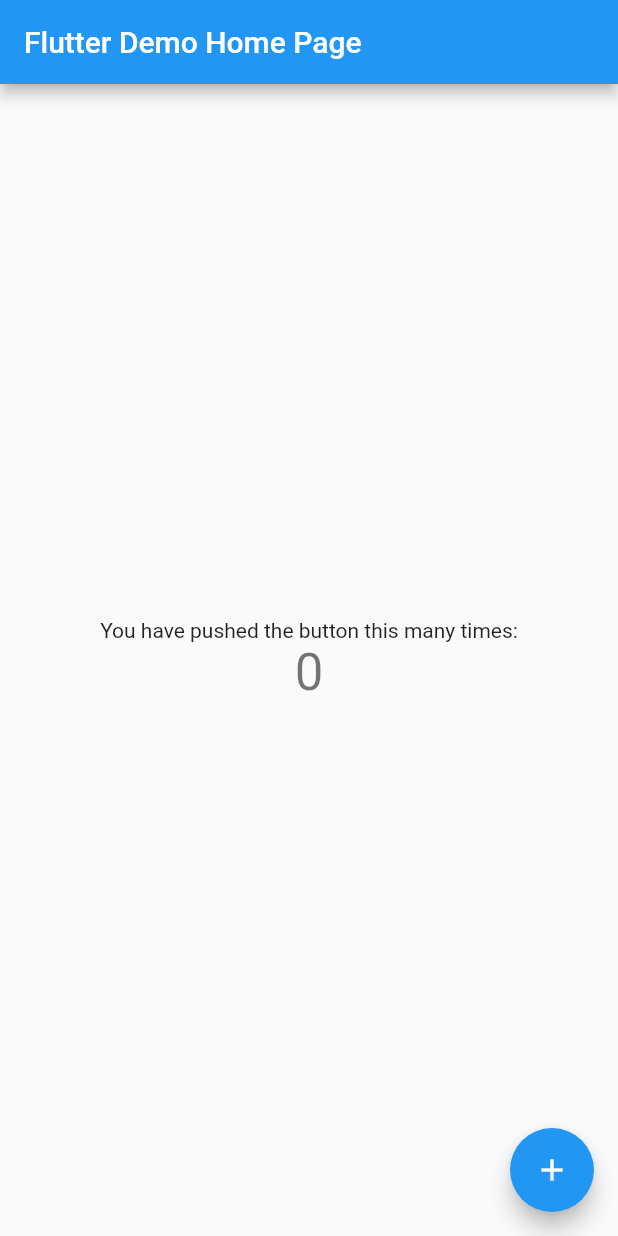
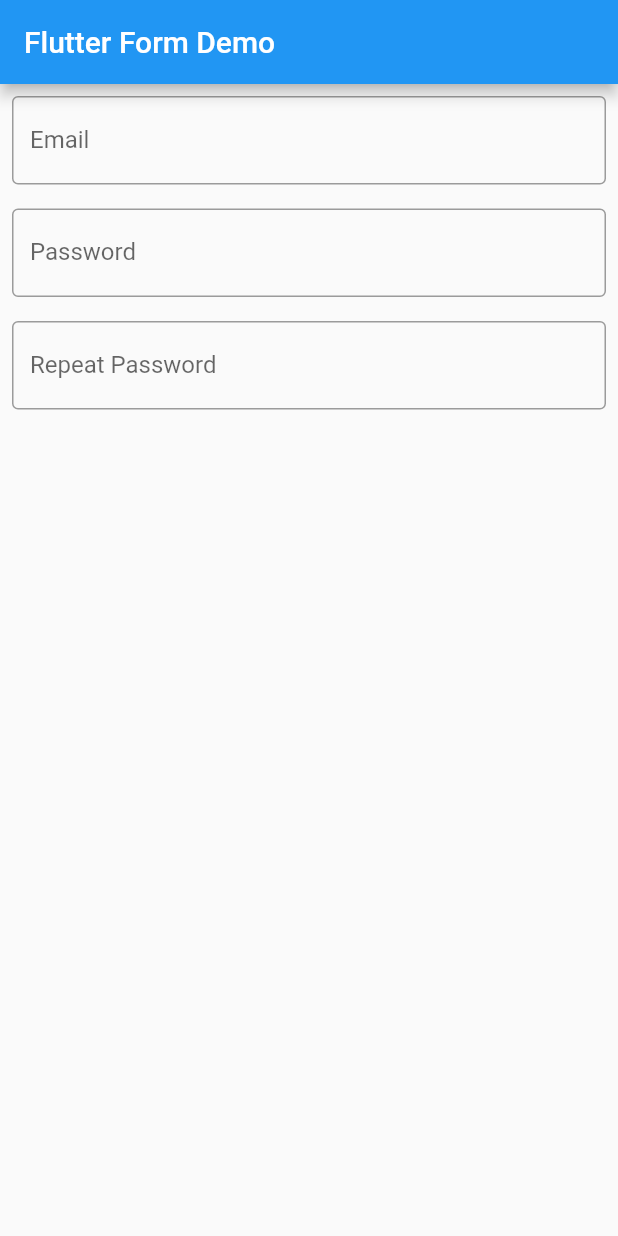
Before and after one commit to wengelef/flutterforms, a Flutter app: the screen it shows after launch, on a phone screen of 412 x 824 dp. Run offline on Flutter 3.47's test engine with Material 2 defaults, Android fonts, the phone set to English and light mode, and no system bars.

Commit message:
wip : add form fields

```diff
--- a/lib/main.dart
+++ b/lib/main.dart
@@ -3,107 +3,80 @@ import 'package:flutter/material.dart';
 void main() => runApp(new MyApp());
 
 class MyApp extends StatelessWidget {
-  // This widget is the root of your application.
   @override
   Widget build(BuildContext context) {
     return new MaterialApp(
-      title: 'Flutter Demo',
+      title: 'Flutter Form Demo',
       theme: new ThemeData(
-        // This is the theme of your application.
-        //
-        // Try running your application with "flutter run". You'll see the
-        // application has a blue toolbar. Then, without quitting the app, try
-        // changing the primarySwatch below to Colors.green and then invoke
-        // "hot reload" (press "r" in the console where you ran "flutter run",
-        // or press Run > Flutter Hot Reload in IntelliJ). Notice that the
-        // counter didn't reset back to zero; the application is not restarted.
         primarySwatch: Colors.blue,
       ),
-      home: new MyHomePage(title: 'Flutter Demo Home Page'),
+      home: new SignupForm(title: 'Flutter Form Demo'),
     );
   }
 }
 
-class MyHomePage extends StatefulWidget {
-  MyHomePage({Key key, this.title}) : super(key: key);
-
-  // This widget is the home page of your application. It is stateful, meaning
-  // that it has a State object (defined below) that contains fields that affect
-  // how it looks.
-
-  // This class is the configuration for the state. It holds the values (in this
-  // case the title) provided by the parent (in this case the App widget) and
-  // used by the build method of the State. Fields in a Widget subclass are
-  // always marked "final".
+class SignupForm extends StatefulWidget {
+  SignupForm({Key key, this.title}) : super(key: key);
 
   final String title;
 
   @override
-  _MyHomePageState createState() => new _MyHomePageState();
+  SignupPageState createState() => new SignupPageState();
 }
 
-class _MyHomePageState extends State<MyHomePage> {
-  int _counter = 0;
+class SignupPageState extends State<SignupForm> {
 
-  void _incrementCounter() {
-    setState(() {
-      // This call to setState tells the Flutter framework that something has
-      // changed in this State, which causes it to rerun the build method below
-      // so that the display can reflect the updated values. If we changed
-      // _counter without calling setState(), then the build method would not be
-      // called again, and so nothing would appear to happen.
-      _counter++;
-    });
+  final formKey = GlobalKey<FormState>();
+
+  void validateAndLogin() {
+
   }
 
   @override
   Widget build(BuildContext context) {
-    // This method is rerun every time setState is called, for instance as done
-    // by the _incrementCounter method above.
-    //
-    // The Flutter framework has been optimized to make rerunning build methods
-    // fast, so that you can just rebuild anything that needs updating rather
-    // than having to individually change instances of widgets.
     return new Scaffold(
       appBar: new AppBar(
-        // Here we take the value from the MyHomePage object that was created by
-        // the App.build method, and use it to set our appbar title.
         title: new Text(widget.title),
       ),
       body: new Center(
-        // Center is a layout widget. It takes a single child and positions it
-        // in the middle of the parent.
-        child: new Column(
-          // Column is also layout widget. It takes a list of children and
-          // arranges them vertically. By default, it sizes itself to fit its
-          // children horizontally, and tries to be as tall as its parent.
-          //
-          // Invoke "debug paint" (press "p" in the console where you ran
-          // "flutter run", or select "Toggle Debug Paint" from the Flutter tool
-          // window in IntelliJ) to see the wireframe for each widget.
-          //
-          // Column has various properties to control how it sizes itself and
-          // how it positions its children. Here we use mainAxisAlignment to
-          // center the children vertically; the main axis here is the vertical
-          // axis because Columns are vertical (the cross axis would be
-          // horizontal).
-          mainAxisAlignment: MainAxisAlignment.center,
-          children: <Widget>[
-            new Text(
-              'You have pushed the button this many times:',
-            ),
-            new Text(
-              '$_counter',
-              style: Theme.of(context).textTheme.display1,
-            ),
-          ],
+        child: new Form(
+          key: formKey,
+          child: new Column(
+            children: <Widget>[
+              new Padding(
+                padding: new EdgeInsets.all(8.0),
+                child: new TextFormField(
+                  decoration: new InputDecoration(
+                      labelText: 'Email',
+                      hintText: 'Enter your email address',
+                      border: const OutlineInputBorder()
+                  ),
+                ),
+              ),
+              new Padding(
+                padding: new EdgeInsets.all(8.0),
+                child: new TextFormField(
+                  decoration: new InputDecoration(
+                      labelText: 'Password',
+                      hintText: 'Enter your password',
+                      border: const OutlineInputBorder()
+                  ),
+                ),
+              ),
+              new Padding(
+                padding: new EdgeInsets.all(8.0),
+                child: new TextFormField(
+                  decoration: new InputDecoration(
+                      labelText: 'Repeat Password',
+                      hintText: 'Repeat the password',
+                      border: const OutlineInputBorder()
+                  ),
+                ),
+              ),
+            ],
+          ),
         ),
       ),
-      floatingActionButton: new FloatingActionButton(
-        onPressed: _incrementCounter,
-        tooltip: 'Increment',
-        child: new Icon(Icons.add),
-      ), // This trailing comma makes auto-formatting nicer for build methods.
     );
   }
 }
```
